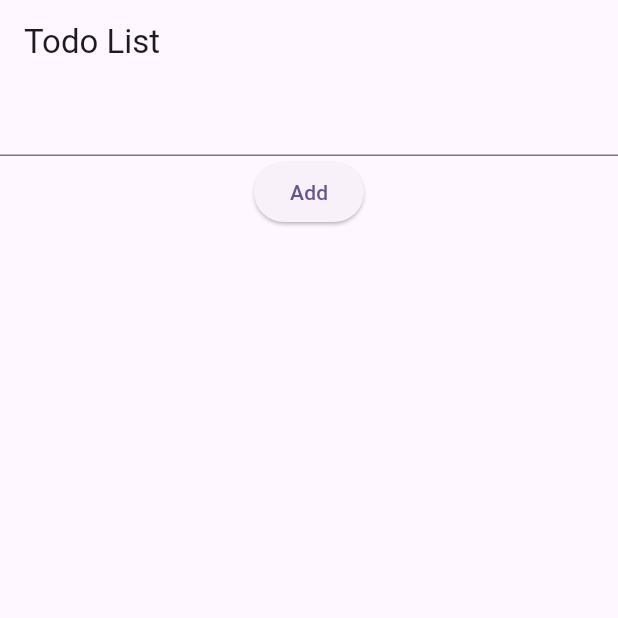
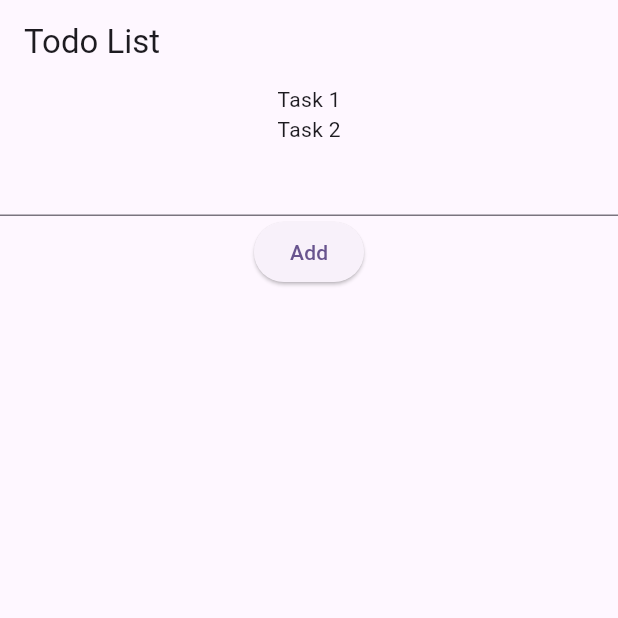
Before and after one commit to SilverHawkx13/SMD-SPRING-2024, a Flutter app: the screen it shows after launch, on a phone screen of 412 x 824 dp, the top half of it. Run offline on Flutter 3.47's test engine with Material 3 defaults, Android fonts, the phone set to English and light mode, and no system bars.

Commit message:
20K-0184 Lab 2

```diff
--- a/lib/main.dart
+++ b/lib/main.dart
@@ -42,10 +42,14 @@ class _HomeState extends State<Home> {
       ),
       body: Column(
         children: [
-          Column(children: [
-            TextField(),
-            ElevatedButton(onPressed: () {}, child: Text('Add'))
-          ]),
+          Column(
+            children: todo_tasks.map((e) => Text(e)).toList(),
+          ),
+          TextField(),
+          ElevatedButton(
+            onPressed: () {},
+            child: Text('Add'),
+          ),
         ],
       ),
     );
```
